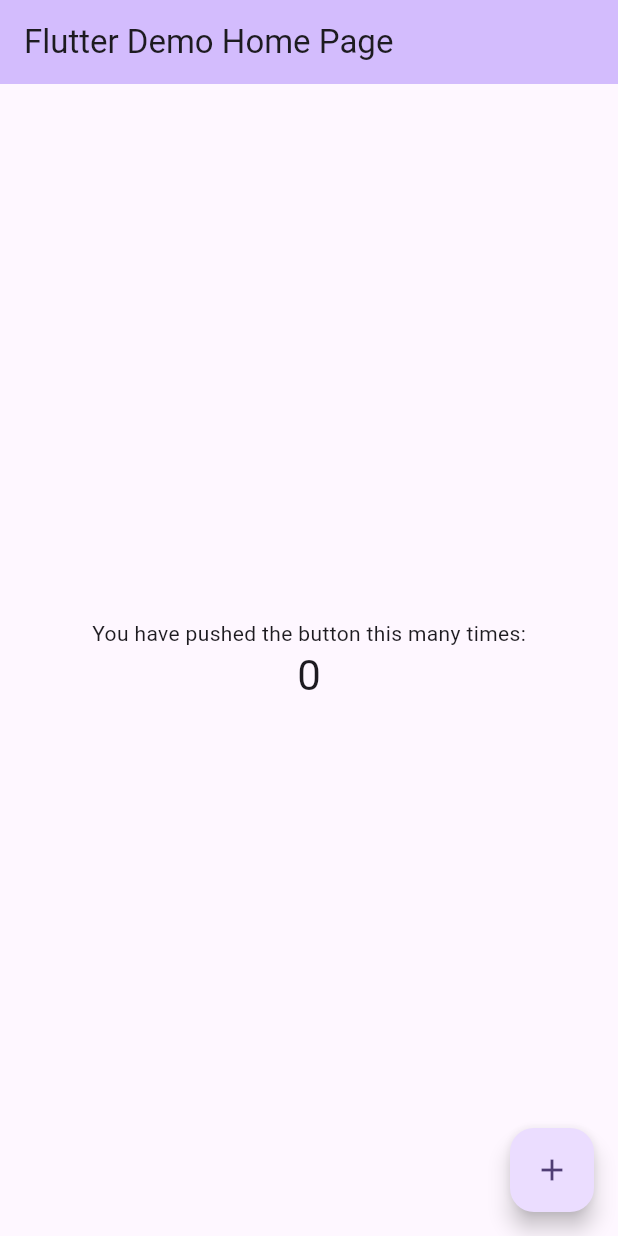
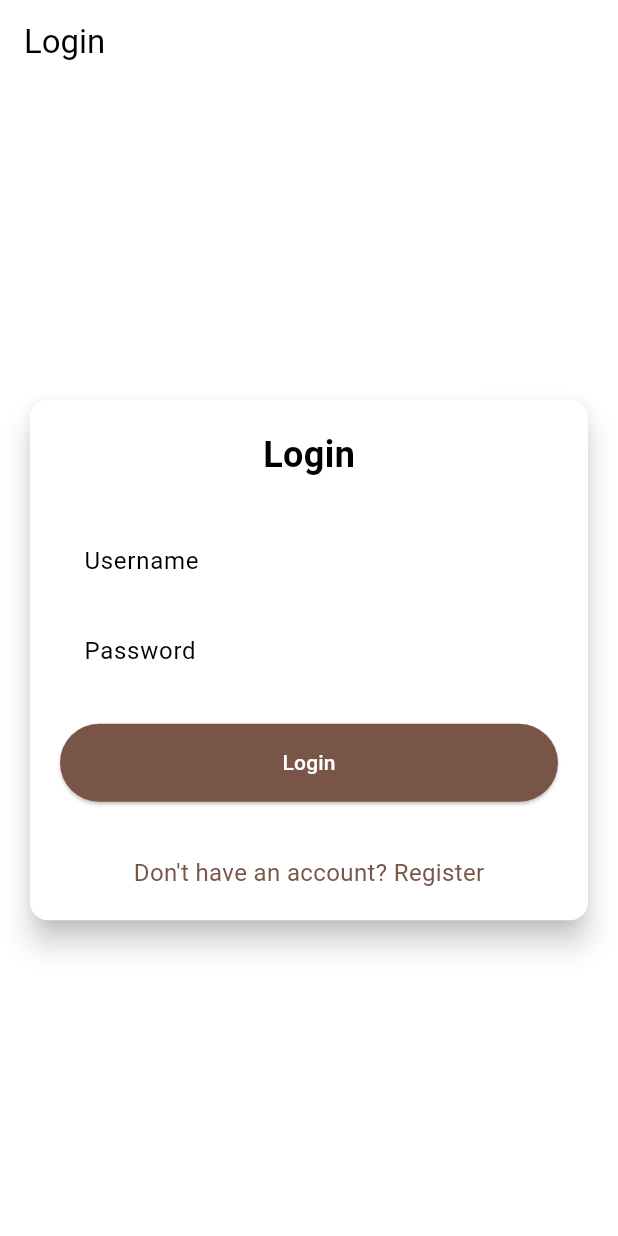
Before and after one commit to D-EZA-Kelompok5/goyang-lidah-jogja-mobile, a Flutter app: the screen it shows after launch, on a phone screen of 412 x 824 dp. Run offline on Flutter 3.47's test engine with Material 3 defaults, Android fonts, the phone set to English and light mode, and no system bars; missing offline and left inert: pbp_django_auth.

```diff
--- a/lib/main.dart
+++ b/lib/main.dart
@@ -1,4 +1,7 @@
 import 'package:flutter/material.dart';
+import 'package:goyang_lidah_jogja/screens/login.dart';
+import 'package:pbp_django_auth/pbp_django_auth.dart';
+import 'package:provider/provider.dart';
 
 void main() {
   runApp(const MyApp());
@@ -10,116 +13,21 @@ class MyApp extends StatelessWidget {
   // This widget is the root of your application.
   @override
   Widget build(BuildContext context) {
-    return MaterialApp(
-      title: 'Flutter Demo',
-      theme: ThemeData(
-        // This is the theme of your application.
-        //
-        // TRY THIS: Try running your application with "flutter run". You'll see
-        // the application has a purple toolbar. Then, without quitting the app,
-        // try changing the seedColor in the colorScheme below to Colors.green
-        // and then invoke "hot reload" (save your changes or press the "hot
-        // reload" button in a Flutter-supported IDE, or press "r" if you used
-        // the command line to start the app).
-        //
-        // Notice that the counter didn't reset back to zero; the application
-        // state is not lost during the reload. To reset the state, use hot
-        // restart instead.
-        //
-        // This works for code too, not just values: Most code changes can be
-        // tested with just a hot reload.
-        colorScheme: ColorScheme.fromSeed(seedColor: Colors.deepPurple),
-        useMaterial3: true,
+    return Provider(
+      create: (_) {
+        CookieRequest request = CookieRequest();
+        return request;
+      },
+      child: MaterialApp(
+        title: 'beanScape',
+        theme: ThemeData(
+          colorScheme: ColorScheme.fromSwatch(
+              primarySwatch: Colors.brown,
+              ).copyWith(secondary: Colors.brown[200]),
+          useMaterial3: true,
+        ),
+        home: const LoginPage(),
       ),
-      home: const MyHomePage(title: 'Flutter Demo Home Page'),
     );
   }
 }
-
-class MyHomePage extends StatefulWidget {
-  const MyHomePage({super.key, required this.title});
-
-  // This widget is the home page of your application. It is stateful, meaning
-  // that it has a State object (defined below) that contains fields that affect
-  // how it looks.
-
-  // This class is the configuration for the state. It holds the values (in this
-  // case the title) provided by the parent (in this case the App widget) and
-  // used by the build method of the State. Fields in a Widget subclass are
-  // always marked "final".
-
-  final String title;
-
-  @override
-  State<MyHomePage> createState() => _MyHomePageState();
-}
-
-class _MyHomePageState extends State<MyHomePage> {
-  int _counter = 0;
-
-  void _incrementCounter() {
-    setState(() {
-      // This call to setState tells the Flutter framework that something has
-      // changed in this State, which causes it to rerun the build method below
-      // so that the display can reflect the updated values. If we changed
-      // _counter without calling setState(), then the build method would not be
-      // called again, and so nothing would appear to happen.
-      _counter++;
-    });
-  }
-
-  @override
-  Widget build(BuildContext context) {
-    // This method is rerun every time setState is called, for instance as done
-    // by the _incrementCounter method above.
-    //
-    // The Flutter framework has been optimized to make rerunning build methods
-    // fast, so that you can just rebuild anything that needs updating rather
-    // than having to individually change instances of widgets.
-    return Scaffold(
-      appBar: AppBar(
-        // TRY THIS: Try changing the color here to a specific color (to
-        // Colors.amber, perhaps?) and trigger a hot reload to see the AppBar
-        // change color while the other colors stay the same.
-        backgroundColor: Theme.of(context).colorScheme.inversePrimary,
-        // Here we take the value from the MyHomePage object that was created by
-        // the App.build method, and use it to set our appbar title.
-        title: Text(widget.title),
-      ),
-      body: Center(
-        // Center is a layout widget. It takes a single child and positions it
-        // in the middle of the parent.
-        child: Column(
-          // Column is also a layout widget. It takes a list of children and
-          // arranges them vertically. By default, it sizes itself to fit its
-          // children horizontally, and tries to be as tall as its parent.
-          //
-          // Column has various properties to control how it sizes itself and
-          // how it positions its children. Here we use mainAxisAlignment to
-          // center the children vertically; the main axis here is the vertical
-          // axis because Columns are vertical (the cross axis would be
-          // horizontal).
-          //
-          // TRY THIS: Invoke "debug painting" (choose the "Toggle Debug Paint"
-          // action in the IDE, or press "p" in the console), to see the
-          // wireframe for each widget.
-          mainAxisAlignment: MainAxisAlignment.center,
-          children: <Widget>[
-            const Text(
-              'You have pushed the button this many times:',
-            ),
-            Text(
-              '$_counter',
-              style: Theme.of(context).textTheme.headlineMedium,
-            ),
-          ],
-        ),
-      ),
-      floatingActionButton: FloatingActionButton(
-        onPressed: _incrementCounter,
-        tooltip: 'Increment',
-        child: const Icon(Icons.add),
-      ), // This trailing comma makes auto-formatting nicer for build methods.
-    );
-  }
-}
--- /dev/null
+++ b/lib/screens/login.dart
@@ -0,0 +1,180 @@
+import 'package:flutter/material.dart';
+import 'package:pbp_django_auth/pbp_django_auth.dart';
+import 'package:provider/provider.dart';
+import 'package:goyang_lidah_jogja/screens/register.dart';
+import 'package:goyang_lidah_jogja/screens/menu.dart';
+
+void main() {
+  runApp(const LoginApp());
+}
+
+class LoginApp extends StatelessWidget {
+  const LoginApp({super.key});
+
+  @override
+  Widget build(BuildContext context) {
+    return MaterialApp(
+      title: 'Login',
+      theme: ThemeData(
+        useMaterial3: true,
+        colorScheme: ColorScheme.fromSwatch(
+          primarySwatch: Colors.deepPurple,
+        ).copyWith(secondary: Colors.deepPurple[400]),
+      ),
+      home: const LoginPage(),
+    );
+  }
+}
+
+class LoginPage extends StatefulWidget {
+  const LoginPage({super.key});
+
+  @override
+  State<LoginPage> createState() => _LoginPageState();
+}
+
+class _LoginPageState extends State<LoginPage> {
+  final TextEditingController _usernameController = TextEditingController();
+  final TextEditingController _passwordController = TextEditingController();
+
+  @override
+  Widget build(BuildContext context) {
+    final request = context.watch<CookieRequest>();
+
+    return Scaffold(
+      appBar: AppBar(
+        title: const Text('Login'),
+      ),
+      body: Center(
+        child: SingleChildScrollView(
+          padding: const EdgeInsets.all(16.0),
+          child: Card(
+            elevation: 8,
+            shape: RoundedRectangleBorder(
+              borderRadius: BorderRadius.circular(12.0),
+            ),
+            child: Padding(
+              padding: const EdgeInsets.all(20.0),
+              child: Column(
+                mainAxisSize: MainAxisSize.min,
+                children: [
+                  const Text(
+                    'Login',
+                    style: TextStyle(
+                      fontSize: 24.0,
+                      fontWeight: FontWeight.bold,
+                    ),
+                  ),
+                  const SizedBox(height: 30.0),
+                  TextField(
+                    controller: _usernameController,
+                    decoration: const InputDecoration(
+                      labelText: 'Username',
+                      hintText: 'Enter your username',
+                      border: OutlineInputBorder(
+                        borderRadius: BorderRadius.all(Radius.circular(12.0)),
+                      ),
+                      contentPadding:
+                          EdgeInsets.symmetric(horizontal: 12.0, vertical: 8.0),
+                    ),
+                  ),
+                  const SizedBox(height: 12.0),
+                  TextField(
+                    controller: _passwordController,
+                    decoration: const InputDecoration(
+                      labelText: 'Password',
+                      hintText: 'Enter your password',
+                      border: OutlineInputBorder(
+                        borderRadius: BorderRadius.all(Radius.circular(12.0)),
+                      ),
+                      contentPadding:
+                          EdgeInsets.symmetric(horizontal: 12.0, vertical: 8.0),
+                    ),
+                    obscureText: true,
+                  ),
+                  const SizedBox(height: 24.0),
+                  ElevatedButton(
+                    onPressed: () async {
+                      String username = _usernameController.text;
+                      String password = _passwordController.text;
+
+                      // Cek kredensial
+                      // Untuk menyambungkan Android emulator dengan Django pada localhost,
+                      // gunakan URL http://127.0.0.1/
+                      final response = await request
+                          .login("http://127.0.0.1:8000/auth/login/", {
+                        'username': username,
+                        'password': password,
+                      });
+
+                      if (request.loggedIn) {
+                        String message = response['message'];
+                        String uname = response['username'];
+                        if (context.mounted) {
+                          Navigator.pushReplacement(
+                            context,
+                            MaterialPageRoute(
+                                builder: (context) => MyHomePage()),
+                          );
+                          ScaffoldMessenger.of(context)
+                            ..hideCurrentSnackBar()
+                            ..showSnackBar(
+                              SnackBar(
+                                  content:
+                                      Text("$message Selamat datang, $uname.")),
+                            );
+                        }
+                      } else {
+                        if (context.mounted) {
+                          showDialog(
+                            context: context,
+                            builder: (context) => AlertDialog(
+                              title: const Text('Login Gagal'),
+                              content: Text(response['message']),
+                              actions: [
+                                TextButton(
+                                  child: const Text('OK'),
+                                  onPressed: () {
+                                    Navigator.pop(context);
+                                  },
+                                ),
+                              ],
+                            ),
+                          );
+                        }
+                      }
+                    },
+                    style: ElevatedButton.styleFrom(
+                      foregroundColor: Colors.white,
+                      minimumSize: const Size(double.infinity, 50),
+                      backgroundColor: Theme.of(context).colorScheme.primary,
+                      padding: const EdgeInsets.symmetric(vertical: 16.0),
+                    ),
+                    child: const Text('Login'),
+                  ),
+                  const SizedBox(height: 36.0),
+                  GestureDetector(
+                    onTap: () {
+                      Navigator.push(
+                        context,
+                        MaterialPageRoute(
+                            builder: (context) => const RegisterPage()),
+                      );
+                    },
+                    child: Text(
+                      'Don\'t have an account? Register',
+                      style: TextStyle(
+                        color: Theme.of(context).colorScheme.primary,
+                        fontSize: 16.0,
+                      ),
+                    ),
+                  ),
+                ],
+              ),
+            ),
+          ),
+        ),
+      ),
+    );
+  }
+}
--- a/pubspec.yaml
+++ b/pubspec.yaml
@@ -35,6 +35,8 @@ dependencies:
   # The following adds the Cupertino Icons font to your application.
   # Use with the CupertinoIcons class for iOS style icons.
   cupertino_icons: ^1.0.8
+  provider: ^6.1.2
+  pbp_django_auth: ^0.4.0
 
 dev_dependencies:
   flutter_test:
```
Also changed, not shown: lib/screens/menu.dart (added, +87 -0 lines), lib/screens/register.dart (added, +165 -0 lines), lib/widgets/left_drawer.dart (added, +73 -0 lines), lib/widgets/product_card.dart (added, +105 -0 lines), pubspec.lock, 1 other file.
